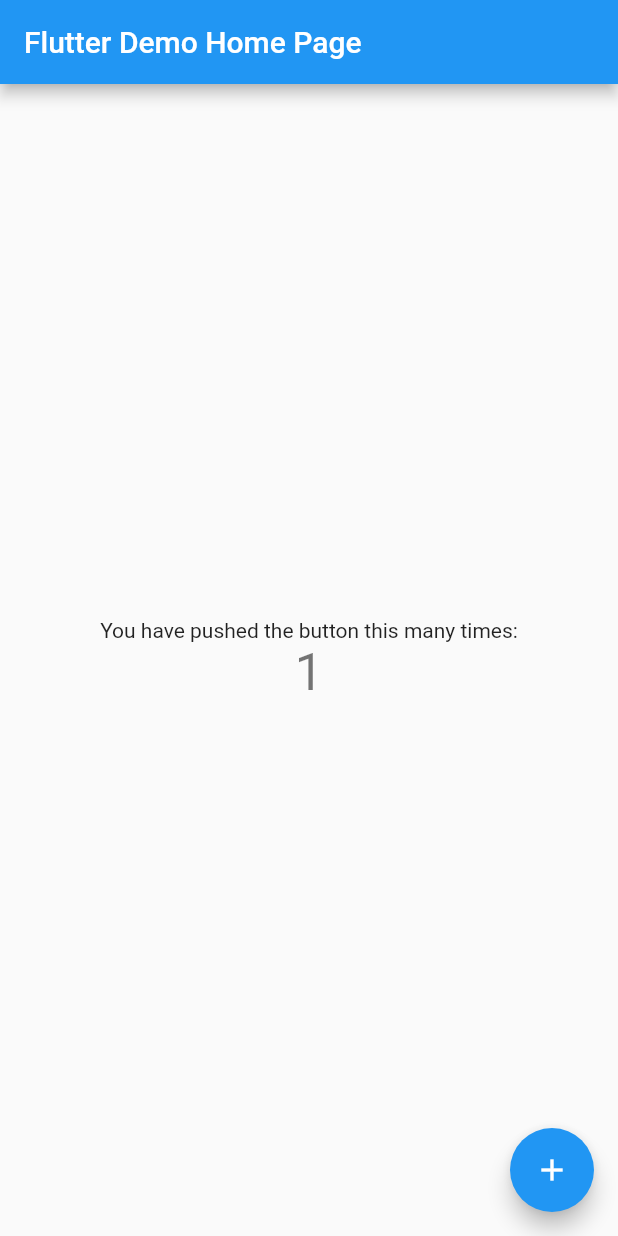
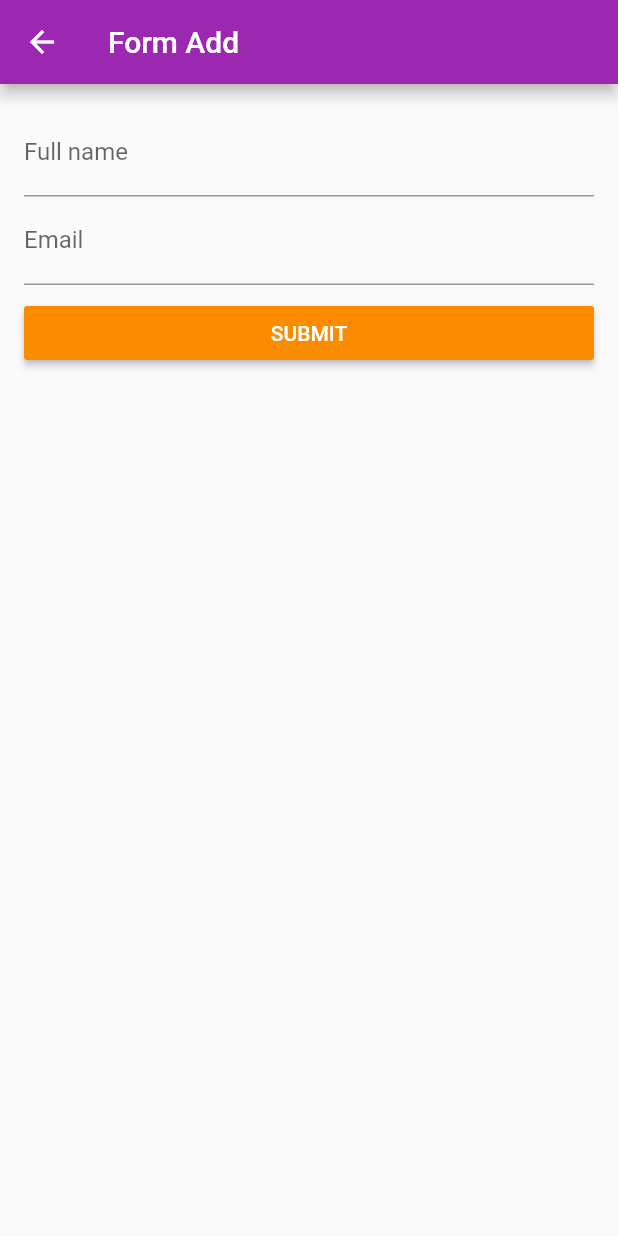
Before and after one commit to addff/first_app2, a Flutter app: the screen it shows after launch, after a tap on the "add" icon, on a phone screen of 412 x 824 dp. Run offline on Flutter 3.47's test engine with Material 2 defaults, Android fonts, the phone set to English and light mode, and no system bars; network calls fail.

Commit message:
sircrudapi nama path kena betul

```diff
--- /dev/null
+++ b/lib/add_profile.dart
@@ -0,0 +1,176 @@
+
+import 'package:flutter/material.dart';
+import 'package:sircrudapi/rest/rest_profile.dart';
+
+import 'model/profile.dart';
+
+void main() => runApp(FormAddScreen());
+
+final GlobalKey<ScaffoldState> _scaffoldState = GlobalKey<ScaffoldState>();
+
+class FormAddScreen extends StatefulWidget {
+  Profile profile;
+
+  FormAddScreen({this.profile});
+
+  @override
+  _FormAddScreenState createState() => _FormAddScreenState();
+}
+
+class _FormAddScreenState extends State<FormAddScreen> {
+  bool _isLoading = false;
+  ProfileApiService _apiService = ProfileApiService();
+  bool _isFieldNameValid;
+  bool _isFieldEmailValid;
+  TextEditingController _controllerName = TextEditingController();
+  TextEditingController _controllerEmail = TextEditingController();
+
+  @override
+  void initState() {
+    if (widget.profile != null) {
+      _isFieldNameValid = true;
+      _controllerName.text = widget.profile.name;
+      _isFieldEmailValid = true;
+      _controllerEmail.text = widget.profile.email;
+    }
+    super.initState();
+  }
+
+  @override
+  Widget build(BuildContext context) {
+    return Scaffold(
+      key: _scaffoldState,
+      appBar: AppBar(
+        iconTheme: IconThemeData(color: Colors.white),
+        title: Text(
+          widget.profile == null ? "Form Add" : "Change Data",
+          style: TextStyle(color: Colors.white),
+        ),
+      ),
+      body: Stack(
+        children: <Widget>[
+          Padding(
+            padding: const EdgeInsets.all(16.0),
+            child: Column(
+              crossAxisAlignment: CrossAxisAlignment.stretch,
+              children: <Widget>[
+                _buildTextFieldName(),
+                _buildTextFieldEmail(),
+                Padding(
+                  padding: const EdgeInsets.only(top: 8.0),
+                  child: RaisedButton(
+                    child: Text(
+                      widget.profile == null
+                          ? "Submit".toUpperCase()
+                          : "Update Data".toUpperCase(),
+                      style: TextStyle(
+                        color: Colors.white,
+                      ),
+                    ),
+                    onPressed: () {
+                      if (_isFieldNameValid == null ||
+                          _isFieldEmailValid == null ||
+                          !_isFieldNameValid ||
+                          !_isFieldEmailValid ) {
+                        _scaffoldState.currentState.showSnackBar(
+                          SnackBar(
+                            content: Text("Please fill all field"),
+                          ),
+                        );
+                        return;
+                      }
+                      setState(() => _isLoading = true);
+                      String name = _controllerName.text.toString();
+                      String email = _controllerEmail.text.toString();
+                      Profile profile =
+                      Profile(name: name, email: email);
+                      if (widget.profile == null) {
+                        _apiService.createProfile(profile).then((isSuccess) {
+                          setState(() => _isLoading = false);
+                          if (isSuccess) {
+                            Navigator.pop(_scaffoldState.currentState.context);
+                          } else {
+                            _scaffoldState.currentState.showSnackBar(SnackBar(
+                              content: Text("Submit data failed"),
+                            ));
+                          }
+                        });
+                      } else {
+                        profile.id = widget.profile.id;
+                        _apiService.updateProfile(profile).then((isSuccess) {
+                          setState(() => _isLoading = false);
+                          if (isSuccess) {
+                            Navigator.pop(_scaffoldState.currentState.context);
+                          } else {
+                            _scaffoldState.currentState.showSnackBar(SnackBar(
+                              content: Text("Update data failed"),
+                            ));
+                          }
+                        });
+                      }
+                    },
+                    color: Colors.orange[600],
+                  ),
+                )
+              ],
+            ),
+          ),
+          _isLoading
+              ? Stack(
+            children: <Widget>[
+              Opacity(
+                opacity: 0.3,
+                child: ModalBarrier(
+                  dismissible: false,
+                  color: Colors.grey,
+                ),
+              ),
+              Center(
+                child: CircularProgressIndicator(),
+              ),
+            ],
+          )
+              : Container(),
+        ],
+      ),
+    );
+  }
+
+  Widget _buildTextFieldName() {
+    return TextField(
+      controller: _controllerName,
+      keyboardType: TextInputType.text,
+      decoration: InputDecoration(
+        labelText: "Full name",
+        errorText: _isFieldNameValid == null || _isFieldNameValid
+            ? null
+            : "Full name is required",
+      ),
+      onChanged: (value) {
+        bool isFieldValid = value.trim().isNotEmpty;
+        if (isFieldValid != _isFieldNameValid) {
+          setState(() => _isFieldNameValid = isFieldValid);
+        }
+      },
+    );
+  }
+
+  Widget _buildTextFieldEmail() {
+    return TextField(
+      controller: _controllerEmail,
+      keyboardType: TextInputType.emailAddress,
+      decoration: InputDecoration(
+        labelText: "Email",
+        errorText: _isFieldEmailValid == null || _isFieldEmailValid
+            ? null
+            : "Email is required",
+      ),
+      onChanged: (value) {
+        bool isFieldValid = value.trim().isNotEmpty;
+        if (isFieldValid != _isFieldEmailValid) {
+          setState(() => _isFieldEmailValid = isFieldValid);
+        }
+      },
+    );
+  }
+}
--- a/lib/main.dart
+++ b/lib/main.dart
@@ -1,111 +1,45 @@
 import 'package:flutter/material.dart';
+import 'add_profile.dart';
+import 'home.dart';
 
-void main() => runApp(MyApp());
+void main() => runApp(App());
 
-class MyApp extends StatelessWidget {
-  // This widget is the root of your application.
+GlobalKey<ScaffoldState> _scaffoldState = GlobalKey<ScaffoldState>();
+
+class App extends StatelessWidget {
   @override
   Widget build(BuildContext context) {
     return MaterialApp(
-      title: 'Flutter Demo',
       theme: ThemeData(
-        // This is the theme of your application.
-        //
-        // Try running your application with "flutter run". You'll see the
-        // application has a blue toolbar. Then, without quitting the app, try
-        // changing the primarySwatch below to Colors.green and then invoke
-        // "hot reload" (press "r" in the console where you ran "flutter run",
-        // or simply save your changes to "hot reload" in a Flutter IDE).
-        // Notice that the counter didn't reset back to zero; the application
-        // is not restarted.
-        primarySwatch: Colors.blue,
+        primaryColor: Colors.purple,
+        accentColor: Colors.purpleAccent,
       ),
-      home: MyHomePage(title: 'Flutter Demo Home Page'),
+      home: Scaffold(
+        key: _scaffoldState,
+        floatingActionButton: FloatingActionButton(
+          onPressed: () {
+            Navigator.push(
+                _scaffoldState.currentContext,
+                MaterialPageRoute(builder: (BuildContext context) {
+                  return FormAddScreen();
+                })
+            );
+            // Add your onPressed code here!
+          },
+          child: Icon(Icons.add),
+          backgroundColor: Colors.purple,
+        ),
+        appBar: AppBar(
+          title: Text(
+            "Flutter CRUD API",
+            style: TextStyle(
+              color: Colors.white,
+            ),
+          ),
+
+        ),
+         body: HomeScreen(),
+      ),
     );
   }
 }
-
-class MyHomePage extends StatefulWidget {
-  MyHomePage({Key key, this.title}) : super(key: key);
-
-  // This widget is the home page of your application. It is stateful, meaning
-  // that it has a State object (defined below) that contains fields that affect
-  // how it looks.
-
-  // This class is the configuration for the state. It holds the values (in this
-  // case the title) provided by the parent (in this case the App widget) and
-  // used by the build method of the State. Fields in a Widget subclass are
-  // always marked "final".
-
-  final String title;
-
-  @override
-  _MyHomePageState createState() => _MyHomePageState();
-}
-
-class _MyHomePageState extends State<MyHomePage> {
-  int _counter = 0;
-
-  void _incrementCounter() {
-    setState(() {
-      // This call to setState tells the Flutter framework that something has
-      // changed in this State, which causes it to rerun the build method below
-      // so that the display can reflect the updated values. If we changed
-      // _counter without calling setState(), then the build method would not be
-      // called again, and so nothing would appear to happen.
-      _counter++;
-    });
-  }
-
-  @override
-  Widget build(BuildContext context) {
-    // This method is rerun every time setState is called, for instance as done
-    // by the _incrementCounter method above.
-    //
-    // The Flutter framework has been optimized to make rerunning build methods
-    // fast, so that you can just rebuild anything that needs updating rather
-    // than having to individually change instances of widgets.
-    return Scaffold(
-      appBar: AppBar(
-        // Here we take the value from the MyHomePage object that was created by
-        // the App.build method, and use it to set our appbar title.
-        title: Text(widget.title),
-      ),
-      body: Center(
-        // Center is a layout widget. It takes a single child and positions it
-        // in the middle of the parent.
-        child: Column(
-          // Column is also a layout widget. It takes a list of children and
-          // arranges them vertically. By default, it sizes itself to fit its
-          // children horizontally, and tries to be as tall as its parent.
-          //
-          // Invoke "debug painting" (press "p" in the console, choose the
-          // "Toggle Debug Paint" action from the Flutter Inspector in Android
-          // Studio, or the "Toggle Debug Paint" command in Visual Studio Code)
-          // to see the wireframe for each widget.
-          //
-          // Column has various properties to control how it sizes itself and
-          // how it positions its children. Here we use mainAxisAlignment to
-          // center the children vertically; the main axis here is the vertical
-          // axis because Columns are vertical (the cross axis would be
-          // horizontal).
-          mainAxisAlignment: MainAxisAlignment.center,
-          children: <Widget>[
-            Text(
-              'You have pushed the button this many times:',
-            ),
-            Text(
-              '$_counter',
-              style: Theme.of(context).textTheme.display1,
-            ),
-          ],
-        ),
-      ),
-      floatingActionButton: FloatingActionButton(
-        onPressed: _incrementCounter,
-        tooltip: 'Increment',
-        child: Icon(Icons.add),
-      ), // This trailing comma makes auto-formatting nicer for build methods.
-    );
-  }
-}
--- /dev/null
+++ b/lib/model/profile.dart
@@ -0,0 +1,39 @@
+import 'dart:convert';
+
+class Profile {
+  int id;
+  String name;
+  String email;
+
+  // constructor
+  Profile({this.id, this.name, this.email});
+
+  // convert from json to profile
+  factory Profile.fromJson(Map<String, dynamic> json) {
+    return Profile(
+      id: json['id'],
+      name: json['name'],
+      email: json['email'],
+    );
+  }
+
+  Map<String, dynamic> toJson() {
+    return {"id": id, "name": name, "email": email};
+  }
+
+  @override
+  String toString() {
+    return 'Profile{id: $id, name: $name, email: $email}';
+  }
+}
+
+
+List<Profile> profileFromJson(String jsonData) {
+  final data = json.decode(jsonData);
+  return List<Profile>.from(data.map((item) => Profile.fromJson(item)));
+}
+
+String profileToJson(Profile data) {
+  final jsonData = data.toJson();
+  return json.encode(jsonData);
+}
--- /dev/null
+++ b/lib/rest/rest_profile.dart
@@ -0,0 +1,70 @@
+import 'package:flutter/material.dart';
+import 'package:http/http.dart' as http;
+import 'package:sircrudapi/model/profile.dart';
+
+class ProfileApiService {
+  final String baseUrl = "http://rest.katsini.com/api";
+  http.Client client = http.Client();
+
+  /**
+   * Get /profile
+   */
+  Future<List<Profile>> getProfiles() async {
+    final response = await client.get("$baseUrl/participants");
+    if (response.statusCode == 200) {
+      // If the server did return a 200 OK response, then parse the JSON.
+      return profileFromJson(response.body);
+    } else {
+      // If the server did not return a 200 OK response, then throw an exception.
+      throw Exception('Failed to load album');
+    }
+  }
+
+  /**
+   * create
+   */
+  Future<bool> createProfile(Profile data) async {
+    final response = await client.post(
+      "$baseUrl/participants",
+      headers: {"content-type": "application/json"},
+      body: profileToJson(data),
+    );
+    debugPrint(response.statusCode.toString());
+    if (response.statusCode == 201) {
+      return true;
+    } else {
+      return false;
+    }
+  }
+
+  /**
+   * Update
+   */
+  Future<bool> updateProfile(Profile data) async {
+    final response = await client.put(
+      "$baseUrl/participants/${data.id}",
+      headers: {"content-type": "application/json"},
+      body: profileToJson(data),
+    );
+    if (response.statusCode == 200) {
+      return true;
+    } else {
+      return false;
+    }
+  }
+
+  /**
+   * delete
+   */
+  Future<bool> deleteProfile(int id) async {
+    final response = await client.delete(
+      "$baseUrl/participants/$id",
+      headers: {"content-type": "application/json"},
+    );
+    if (response.statusCode == 200) {
+      return true;
+    } else {
+      return false;
+    }
+  }
+}
```
Also changed, not shown: lib/home.dart (added, +142 -0 lines).
